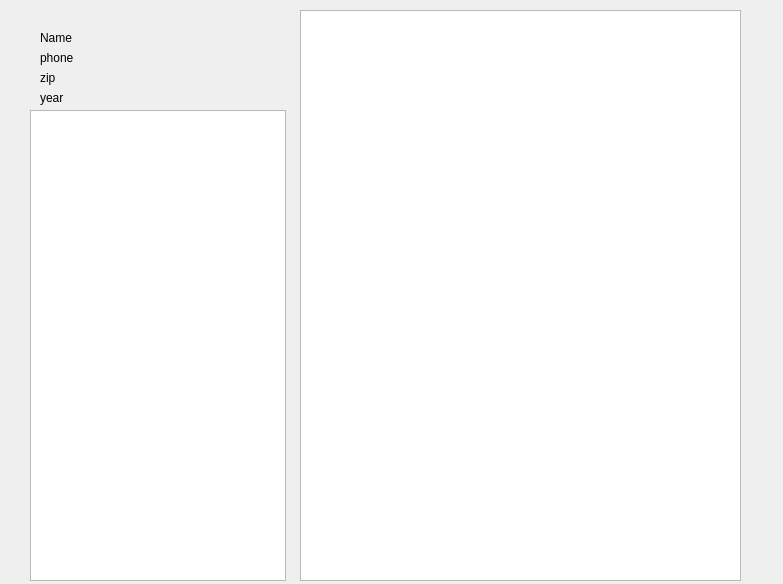
Before: the Qt Designer form hw/loggedform.ui in ZeroNerodaHero/CS_62, drawn with Qt 5.
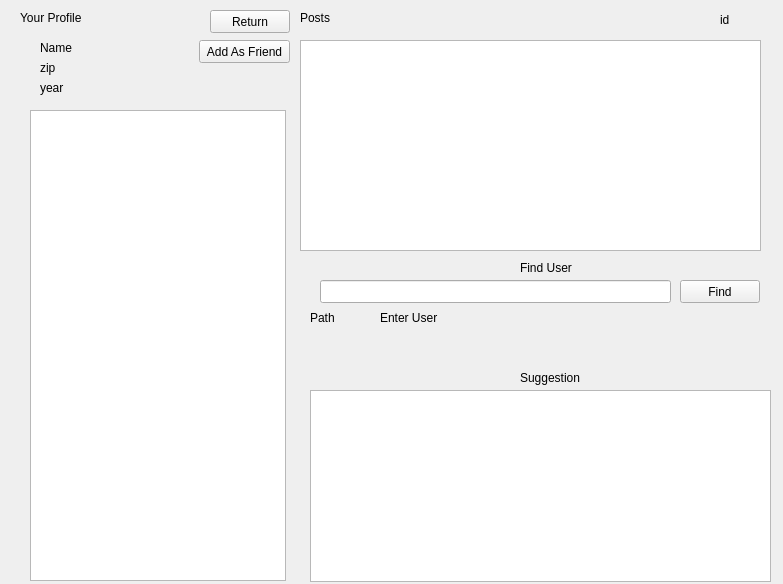
After: the same form once the commit is applied.

```diff
--- a/hw/loggedform.ui
+++ b/hw/loggedform.ui
@@ -16,25 +16,15 @@
   <widget class="QLabel" name="phone">
    <property name="geometry">
     <rect>
-     <x>40</x>
-     <y>50</y>
-     <width>57</width>
-     <height>15</height>
-    </rect>
-   </property>
-   <property name="text">
-    <string>phone</string>
-   </property>
-  </widget>
-  <widget class="QTableWidget" name="postTable">
-   <property name="geometry">
-    <rect>
-     <x>300</x>
+     <x>720</x>
      <y>10</y>
-     <width>441</width>
-     <height>571</height>
+     <width>61</width>
+     <height>20</height>
     </rect>
    </property>
+   <property name="text">
+    <string>id</string>
+   </property>
   </widget>
   <widget class="QTableWidget" name="friendTable">
    <property name="geometry">
@@ -50,9 +40,9 @@
    <property name="geometry">
     <rect>
      <x>40</x>
-     <y>30</y>
-     <width>57</width>
-     <height>15</height>
+     <y>40</y>
+     <width>241</width>
+     <height>16</height>
     </rect>
    </property>
    <property name="text">
@@ -63,9 +53,9 @@
    <property name="geometry">
     <rect>
      <x>40</x>
-     <y>90</y>
-     <width>57</width>
-     <height>15</height>
+     <y>80</y>
+     <width>241</width>
+     <height>16</height>
     </rect>
    </property>
    <property name="text">
@@ -76,15 +66,162 @@
    <property name="geometry">
     <rect>
      <x>40</x>
-     <y>70</y>
-     <width>57</width>
-     <height>15</height>
+     <y>60</y>
+     <width>241</width>
+     <height>16</height>
     </rect>
    </property>
    <property name="text">
     <string>zip</string>
    </property>
   </widget>
+  <widget class="QTextBrowser" name="postBrowser">
+   <property name="geometry">
+    <rect>
+     <x>300</x>
+     <y>40</y>
+     <width>461</width>
+     <height>211</height>
+    </rect>
+   </property>
+  </widget>
+  <widget class="QLabel" name="ulabel">
+   <property name="geometry">
+    <rect>
+     <x>300</x>
+     <y>10</y>
+     <width>57</width>
+     <height>15</height>
+    </rect>
+   </property>
+   <property name="text">
+    <string>Posts</string>
+   </property>
+  </widget>
+  <widget class="QLabel" name="header">
+   <property name="geometry">
+    <rect>
+     <x>20</x>
+     <y>10</y>
+     <width>91</width>
+     <height>16</height>
+    </rect>
+   </property>
+   <property name="text">
+    <string>Your Profile</string>
+   </property>
+  </widget>
+  <widget class="QPushButton" name="return_button">
+   <property name="geometry">
+    <rect>
+     <x>210</x>
+     <y>10</y>
+     <width>80</width>
+     <height>23</height>
+    </rect>
+   </property>
+   <property name="text">
+    <string>Return</string>
+   </property>
+  </widget>
+  <widget class="QLineEdit" name="userFind">
+   <property name="geometry">
+    <rect>
+     <x>320</x>
+     <y>280</y>
+     <width>351</width>
+     <height>23</height>
+    </rect>
+   </property>
+  </widget>
+  <widget class="QLabel" name="label">
+   <property name="geometry">
+    <rect>
+     <x>520</x>
+     <y>260</y>
+     <width>57</width>
+     <height>15</height>
+    </rect>
+   </property>
+   <property name="text">
+    <string>Find User</string>
+   </property>
+  </widget>
+  <widget class="QLabel" name="label_2">
+   <property name="geometry">
+    <rect>
+     <x>520</x>
+     <y>370</y>
+     <width>81</width>
+     <height>16</height>
+    </rect>
+   </property>
+   <property name="text">
+    <string>Suggestion</string>
+   </property>
+  </widget>
+  <widget class="QTableWidget" name="suggestedFriends">
+   <property name="geometry">
+    <rect>
+     <x>310</x>
+     <y>390</y>
+     <width>461</width>
+     <height>192</height>
+    </rect>
+   </property>
+  </widget>
+  <widget class="QLabel" name="label_3">
+   <property name="geometry">
+    <rect>
+     <x>310</x>
+     <y>310</y>
+     <width>57</width>
+     <height>15</height>
+    </rect>
+   </property>
+   <property name="text">
+    <string>Path</string>
+   </property>
+  </widget>
+  <widget class="QLabel" name="userPathRet">
+   <property name="geometry">
+    <rect>
+     <x>380</x>
+     <y>310</y>
+     <width>391</width>
+     <height>16</height>
+    </rect>
+   </property>
+   <property name="text">
+    <string>Enter User</string>
+   </property>
+  </widget>
+  <widget class="QPushButton" name="findFriendButton">
+   <property name="geometry">
+    <rect>
+     <x>680</x>
+     <y>280</y>
+     <width>80</width>
+     <height>23</height>
+    </rect>
+   </property>
+   <property name="text">
+    <string>Find</string>
+   </property>
+  </widget>
+  <widget class="QPushButton" name="addFren">
+   <property name="geometry">
+    <rect>
+     <x>199</x>
+     <y>40</y>
+     <width>91</width>
+     <height>23</height>
+    </rect>
+   </property>
+   <property name="text">
+    <string>Add As Friend</string>
+   </property>
+  </widget>
  </widget>
  <resources/>
  <connections/>
```
Left out of the diff: 2 changed lines with no effect on the pictures.
